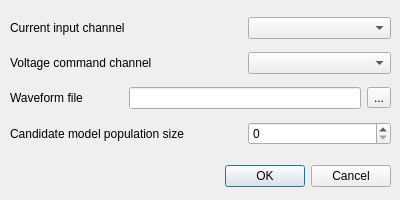
Old version of the form gui/vclampsetupdialog.ui in the repository CompEphys-team/rtdo.
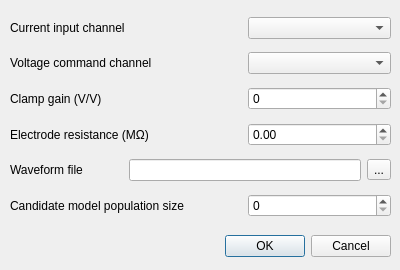
New version of the form.

Commit message:
Added clamp gain and electrode resistance config parameters for clamp current calculation
Models should use the new $(clampGain) variable rather than an explicit value to
calculate the current passed by the voltage clamp electrode. The default config
values (1000 V/V and 5 MOhm) replicate the 200muS previously hard-coded and
represent a sensible starting point. The runtime parameter (clampGainHH, an
extraGlobalNeuronVariable in GeNN terms) is updated at every sync call, which
allows adjustments to the amplifier gain to be made during an experiment.

What changed in the file:
```diff
--- a/gui/vclampsetupdialog.ui
+++ b/gui/vclampsetupdialog.ui
@@ -7,7 +7,7 @@
     <x>0</x>
     <y>0</y>
     <width>400</width>
-    <height>200</height>
+    <height>270</height>
    </rect>
   </property>
   <property name="windowTitle">
@@ -17,7 +17,7 @@
    <property name="geometry">
     <rect>
      <x>50</x>
-     <y>160</y>
+     <y>230</y>
      <width>341</width>
      <height>32</height>
     </rect>
@@ -35,11 +35,11 @@
      <x>10</x>
      <y>10</y>
      <width>381</width>
-     <height>142</height>
+     <height>216</height>
     </rect>
    </property>
    <layout class="QGridLayout" name="gridLayout">
-    <item row="3" column="0" colspan="2">
+    <item row="5" column="0" colspan="2">
      <widget class="QLabel" name="label_5">
       <property name="text">
        <string>Candidate model population size</string>
@@ -66,33 +66,60 @@
     <item row="1" column="2" colspan="2">
      <widget class="QComboBox" name="voltageOutputChannel"/>
     </item>
-    <item row="3" column="2" colspan="2">
-     <widget class="QSpinBox" name="popSize">
-      <property name="maximum">
-       <number>1000000</number>
-      </property>
-      <property name="singleStep">
-       <number>100</number>
-      </property>
-     </widget>
-    </item>
-    <item row="2" column="1" colspan="2">
-     <widget class="QLineEdit" name="waveformFile"/>
-    </item>
-    <item row="2" column="3">
+    <item row="4" column="3">
      <widget class="QToolButton" name="waveformBrowse">
       <property name="text">
        <string>...</string>
       </property>
      </widget>
     </item>
-    <item row="2" column="0">
+    <item row="4" column="1" colspan="2">
+     <widget class="QLineEdit" name="waveformFile"/>
+    </item>
+    <item row="5" column="2" colspan="2">
+     <widget class="QSpinBox" name="popSize">
+      <property name="maximum">
+       <number>1000000</number>
+      </property>
+      <property name="singleStep">
+       <number>100</number>
+      </property>
+     </widget>
+    </item>
+    <item row="4" column="0">
      <widget class="QLabel" name="label_3">
       <property name="text">
        <string>Waveform file</string>
       </property>
      </widget>
     </item>
+    <item row="2" column="0" colspan="2">
+     <widget class="QLabel" name="label_4">
+      <property name="text">
+       <string>Clamp gain (V/V)</string>
+      </property>
+     </widget>
+    </item>
+    <item row="3" column="0" colspan="2">
+     <widget class="QLabel" name="label_6">
+      <property name="text">
+       <string>Electrode resistance (MΩ)</string>
+      </property>
+     </widget>
+    </item>
+    <item row="3" column="2" colspan="2">
+     <widget class="QDoubleSpinBox" name="resistance"/>
+    </item>
+    <item row="2" column="2" colspan="2">
+     <widget class="QSpinBox" name="gain">
+      <property name="maximum">
+       <number>10000</number>
+      </property>
+      <property name="singleStep">
+       <number>100</number>
+      </property>
+     </widget>
+    </item>
    </layout>
   </widget>
  </widget>
```
The commit also changes 9 other files.
